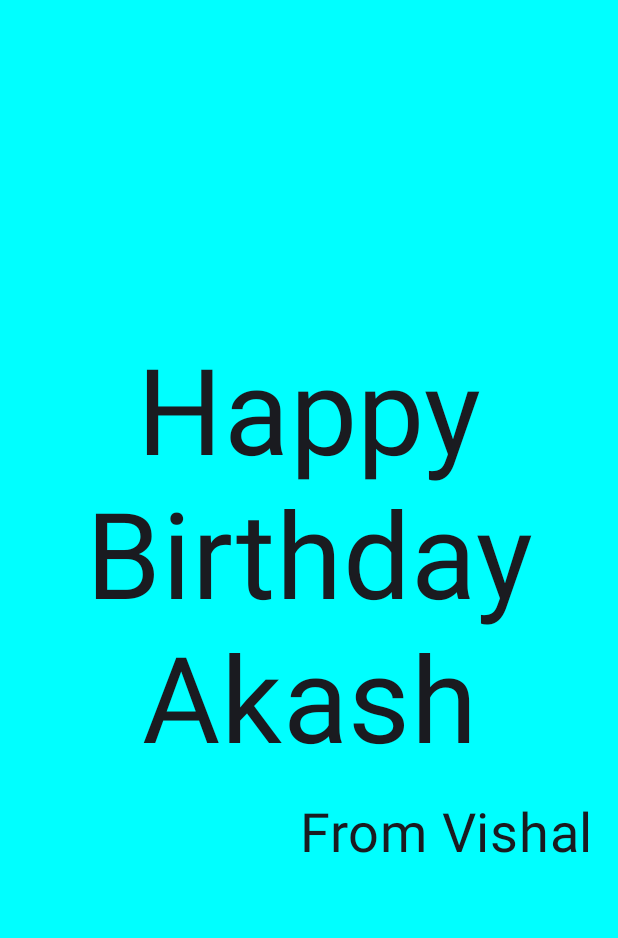
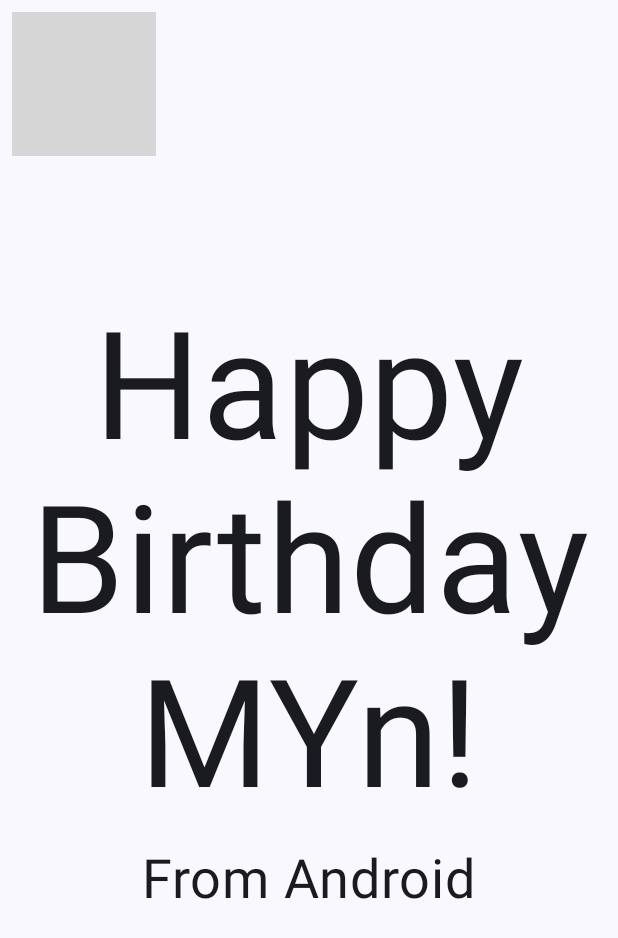
Before and after one commit to vishalshinde541/Happy-Birthday-App, an Android app built with Jetpack Compose: the screen it shows after launch (MainActivity), on a phone screen of 412 x 824 dp. Shown: the top 938 px of the screen. Run offline under Robolectric (Android 15) with nearby library versions, the phone set to English and light mode, and no system bars; grey boxes are pictures that could not be loaded.

Commit message:
updated code to show the image in the background using jetpack compose

```diff
--- a/app/src/main/java/com/example/happybirthday/MainActivity.kt
+++ b/app/src/main/java/com/example/happybirthday/MainActivity.kt
@@ -3,7 +3,9 @@ package com.example.happybirthday
 import android.os.Bundle
 import androidx.activity.ComponentActivity
 import androidx.activity.compose.setContent
+import androidx.compose.foundation.Image
 import androidx.compose.foundation.layout.Arrangement
+import androidx.compose.foundation.layout.Box
 import androidx.compose.foundation.layout.Column
 import androidx.compose.foundation.layout.fillMaxSize
 import androidx.compose.foundation.layout.padding
@@ -13,7 +15,9 @@ import androidx.compose.material3.Text
 import androidx.compose.runtime.Composable
 import androidx.compose.ui.Alignment
 import androidx.compose.ui.Modifier
-import androidx.compose.ui.graphics.Color
+import androidx.compose.ui.layout.ContentScale
+import androidx.compose.ui.res.painterResource
+import androidx.compose.ui.res.stringResource
 import androidx.compose.ui.text.style.TextAlign
 import androidx.compose.ui.tooling.preview.Preview
 import androidx.compose.ui.unit.dp
@@ -30,33 +34,47 @@ class MainActivity : ComponentActivity() {
                     modifier = Modifier.fillMaxSize(),
                     color = MaterialTheme.colorScheme.background
                 ) {
-                    GreetingText("Happy Birthday Akash", "From Vishal")
+                    GreetingImage(getString(R.string.happy_birthday_text),
+                        getString(R.string.signature_text),
+                        modifier = Modifier.padding(8.dp))
                 }
             }
         }
     }
 }
 @Composable
-fun GreetingText(name: String,from: String, modifier: Modifier = Modifier){
-    Surface(color = Color.Cyan) {
+fun GreetingText(message: String,from: String, modifier: Modifier = Modifier){
     Column(verticalArrangement = Arrangement.Center,
         modifier = modifier, content = {
             Text(
-                    text = name,
-                    fontSize = 80.sp,
-                    lineHeight = 96.sp,
+                text = message,
+                fontSize = 100.sp,
+                lineHeight = 116.sp,
                 textAlign = TextAlign.Center
             )
 
             Text(
                 text = from,
                 fontSize = 36.sp,
-                    lineHeight = 48.sp,
-                    modifier = modifier
+                modifier = Modifier
                     .padding(16.dp)
-                        .align(Alignment.End)
+                    .align(alignment = Alignment.CenterHorizontally)
             )
         })
+}
+@Composable
+fun GreetingImage(message: String, from: String, modifier: Modifier = Modifier){
+val image = painterResource(id = R.drawable.androidparty)
+    Box(modifier) {
+        Image(painter = image,
+            contentDescription = null,
+            contentScale = ContentScale.Crop,
+            alpha = 0.5F)
+        GreetingText(message = message,
+            from = from,
+            Modifier
+                .fillMaxSize()
+                .padding(8.dp))
     }
 }
 
@@ -66,6 +84,7 @@ fun GreetingText(name: String,from: String, modifier: Modifier = Modifier){
 @Composable
 fun GreetingPreview() {
     HappyBirthdayTheme {
-        GreetingText("Happy Birthday Akash!", "From Vishal")
+        GreetingImage(stringResource(R.string.happy_birthday_text),
+            stringResource(R.string.signature_text))
     }
 }
--- a/app/src/main/res/values/strings.xml
+++ b/app/src/main/res/values/strings.xml
@@ -1,3 +1,5 @@
 <resources>
     <string name="app_name">Happy Birthday</string>
+    <string name="happy_birthday_text">Happy Birthday MYn!</string>
+    <string name="signature_text">From Android</string>
 </resources>
```
Also changed, not shown: 1 other file. Lines whose indentation alone changed are shown as unchanged.
